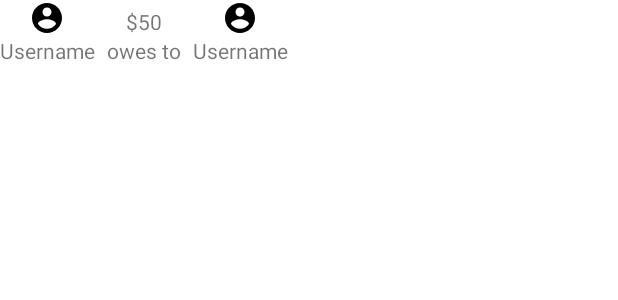
After one commit to NeielJair/Homeledger, an Android app: the layout layout_transaction.xml on its own in the app's theme, with its tools: preview values and no code run, on a phone screen of 412 x 824 dp. The commit adds this screen. Shown: the top 300 px of the screen. Run offline under Robolectric (Android 15) with nearby library versions, the phone set to English and light mode, and no system bars.

Commit message:
Added layouts

```diff
--- /dev/null
+++ b/app/src/main/res/drawable/ic_account_circle.xml
@@ -0,0 +1,5 @@
+<vector android:height="24dp" android:tint="#000000"
+    android:viewportHeight="24" android:viewportWidth="24"
+    android:width="24dp" xmlns:android="http://schemas.android.com/apk/res/android">
+    <path android:fillColor="@android:color/white" android:pathData="M12,2C6.48,2 2,6.48 2,12s4.48,10 10,10 10,-4.48 10,-10S17.52,2 12,2zM12,5c1.66,0 3,1.34 3,3s-1.34,3 -3,3 -3,-1.34 -3,-3 1.34,-3 3,-3zM12,19.2c-2.5,0 -4.71,-1.28 -6,-3.22 0.03,-1.99 4,-3.08 6,-3.08 1.99,0 5.97,1.09 6,3.08 -1.29,1.94 -3.5,3.22 -6,3.22z"/>
+</vector>
--- /dev/null
+++ b/app/src/main/res/drawable/ic_baseline_arrow_forward_24.xml
@@ -0,0 +1,5 @@
+<vector android:height="24dp" android:tint="#000000"
+    android:viewportHeight="24" android:viewportWidth="24"
+    android:width="24dp" xmlns:android="http://schemas.android.com/apk/res/android">
+    <path android:fillColor="@android:color/white" android:pathData="M12,4l-1.41,1.41L16.17,11H4v2h12.17l-5.58,5.59L12,20l8,-8z"/>
+</vector>
--- /dev/null
+++ b/app/src/main/res/layout/layout_transaction.xml
@@ -0,0 +1,46 @@
+<?xml version="1.0" encoding="utf-8"?>
+<androidx.appcompat.widget.LinearLayoutCompat xmlns:android="http://schemas.android.com/apk/res/android"
+    xmlns:app="http://schemas.android.com/apk/res-auto"
+    xmlns:tools="http://schemas.android.com/tools"
+    android:layout_width="wrap_content"
+    android:layout_height="wrap_content"
+    android:gravity="center"
+    android:orientation="horizontal">
+
+    <include
+        android:id="@+id/l_from_user"
+        layout="@layout/layout_user"
+        android:layout_width="wrap_content"
+        android:layout_height="wrap_content" />
+
+    <androidx.appcompat.widget.LinearLayoutCompat
+        android:layout_width="wrap_content"
+        android:layout_height="match_parent"
+        android:gravity="bottom|center_horizontal"
+        android:orientation="vertical"
+        android:paddingHorizontal="8dp">
+
+
+        <TextView
+            android:id="@+id/tv_amount"
+            android:layout_width="wrap_content"
+            android:layout_height="wrap_content"
+            android:text="$50"
+            tools:ignore="HardcodedText" />
+
+        <TextView
+            android:id="@+id/tv_action"
+            android:layout_width="wrap_content"
+            android:layout_height="wrap_content"
+            android:text="owes to"
+            tools:ignore="HardcodedText" />
+    </androidx.appcompat.widget.LinearLayoutCompat>
+
+
+
+    <include
+        android:id="@+id/l_to_user"
+        layout="@layout/layout_user"
+        android:layout_width="wrap_content"
+        android:layout_height="wrap_content" />
+</androidx.appcompat.widget.LinearLayoutCompat>
--- /dev/null
+++ b/app/src/main/res/layout/layout_user.xml
@@ -0,0 +1,16 @@
+<?xml version="1.0" encoding="utf-8"?>
+<merge xmlns:android="http://schemas.android.com/apk/res/android"
+    xmlns:app="http://schemas.android.com/apk/res-auto"
+    xmlns:tools="http://schemas.android.com/tools">
+
+    <TextView
+        android:id="@+id/textView"
+        android:layout_width="wrap_content"
+        android:layout_height="wrap_content"
+        android:text="Username"
+        app:layout_constraintEnd_toEndOf="parent"
+        app:layout_constraintStart_toStartOf="parent"
+        app:layout_constraintTop_toBottomOf="@+id/imageView"
+        tools:ignore="HardcodedText"
+        app:drawableTopCompat="@drawable/ic_account_circle" />
+</merge>
--- a/app/src/main/res/values/strings.xml
+++ b/app/src/main/res/values/strings.xml
@@ -12,4 +12,5 @@
     <string name="owes">owes</string>
     <string name="pays">pays</string>
     <string name="to">to</string>
+    <string name="user_image">User image</string>
 </resources>
```
